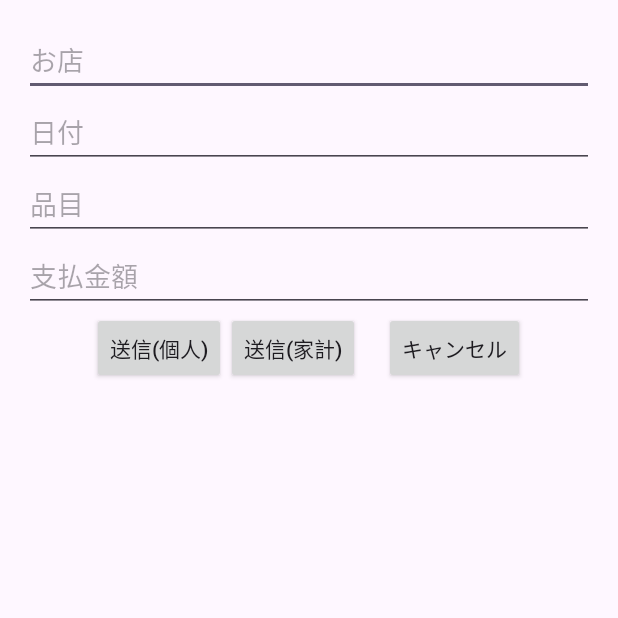
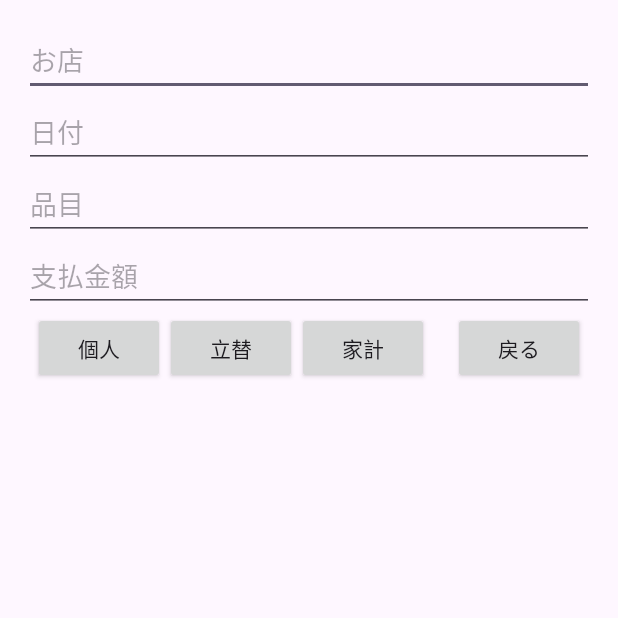
Before and after one commit to Tomonobu3110/MyOcrApp, an Android app: the ConfirmActivity screen opened directly, with no data from a screen before it, on a phone screen of 412 x 824 dp, the top half of it. Run offline under Robolectric (Android 15) with nearby library versions, the light colour scheme and no system bars.

Commit message:
small updates

```diff
--- a/app/src/main/res/layout/activity_confirm.xml
+++ b/app/src/main/res/layout/activity_confirm.xml
@@ -47,19 +47,25 @@
                 android:id="@+id/buttonSubmit"
                 android:layout_width="wrap_content"
                 android:layout_height="wrap_content"
-                android:text="送信(個人)" />
+                android:text="個人" />
+
+            <Button
+                android:id="@+id/buttonSubmitMmmAndOmm"
+                android:layout_width="wrap_content"
+                android:layout_height="wrap_content"
+                android:text="立替" />
 
             <Button
                 android:id="@+id/buttonSubmitOmm"
                 android:layout_width="wrap_content"
                 android:layout_height="wrap_content"
-                android:text="送信(家計)" />
+                android:text="家計" />
 
             <Button
                 android:id="@+id/buttonCancel"
                 android:layout_width="wrap_content"
                 android:layout_height="wrap_content"
-                android:text="キャンセル"
+                android:text="戻る"
                 android:layout_marginStart="16dp" />
         </LinearLayout>
 
```
Also changed, not shown: app/src/main/java/com/example/myocrapplication/ConfirmActivity.java (+35 -7 lines).
